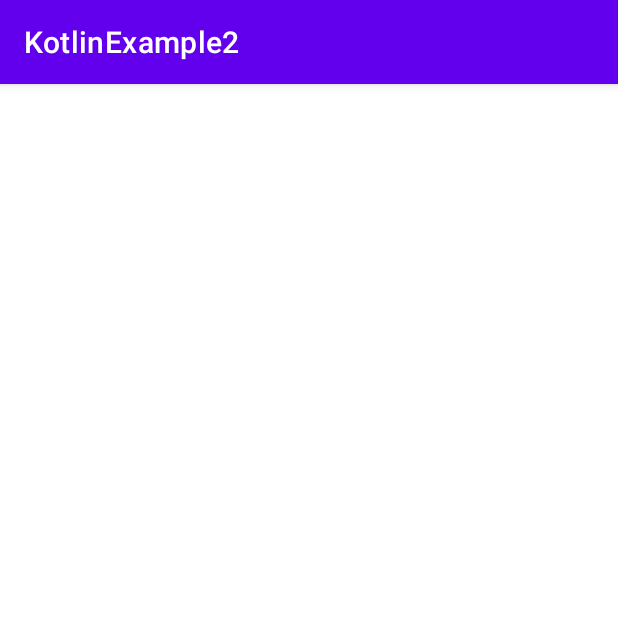
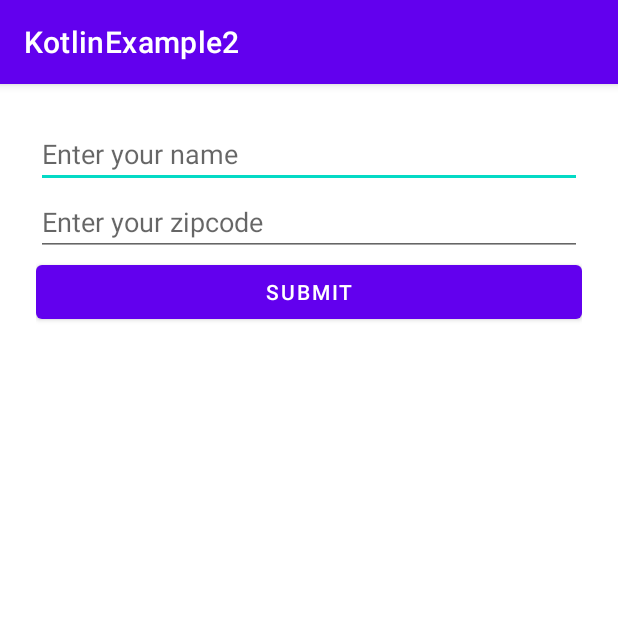
Before and after one commit to obaldwingeil/Mobile-ClassActivity9, an Android app: the screen it shows after launch (MainActivity), on a phone screen of 412 x 824 dp, the top half of it. Run offline under Robolectric (Android 15) with nearby library versions, the phone set to English and light mode, and no system bars; libraries missing offline, so code that uses them is left out: com.loopj.android, cz.msebera.android.

```diff
--- a/app/src/main/AndroidManifest.xml
+++ b/app/src/main/AndroidManifest.xml
@@ -1,6 +1,7 @@
 <?xml version="1.0" encoding="utf-8"?>
 <manifest xmlns:android="http://schemas.android.com/apk/res/android"
     package="com.example.kotlinexample2">
+    <uses-permission android:name="android.permission.INTERNET"/>
 
     <application
         android:allowBackup="true"
--- /dev/null
+++ b/app/src/main/java/com/example/kotlinexample2/FragmentOne.kt
@@ -0,0 +1,96 @@
+package com.example.kotlinexample2
+
+import android.os.Bundle
+import android.util.Log
+import android.view.LayoutInflater
+import android.view.View
+import android.view.ViewGroup
+import android.widget.Button
+import android.widget.EditText
+import android.widget.Toast
+import androidx.fragment.app.Fragment
+import androidx.fragment.app.activityViewModels
+import com.loopj.android.http.AsyncHttpClient
+import com.loopj.android.http.AsyncHttpResponseHandler
+import cz.msebera.android.httpclient.Header
+import org.json.JSONArray
+import org.json.JSONObject
+
+
+class FragmentOne : Fragment() {
+
+    // retrieve the ViewModel in the activity scope
+    private val viewModel: UserViewModel by activityViewModels()
+
+    private lateinit var editTextName: EditText
+    private lateinit var editTextZipCode: EditText
+    private lateinit var button: Button
+
+    private val api_root: String = "http://api.zippopotam.us/us/"
+    private val client: AsyncHttpClient = AsyncHttpClient()
+
+    override fun onCreateView(
+        inflater: LayoutInflater,
+        container: ViewGroup?,
+        savedInstanceState: Bundle?
+    ): View? {
+        val view = inflater.inflate(R.layout.fragment_one, container, false)
+        editTextName = view.findViewById(R.id.editText_name)
+        editTextZipCode = view.findViewById(R.id.editText_zip)
+        button = view.findViewById(R.id.button_submit)
+
+        // when button is clicked
+        // I want to update the user information in the view model with the new data
+
+        button.setOnClickListener{
+            // validate here
+            val zip = editTextZipCode.text.toString()
+            var valid = true
+            if (zip.length == 5){
+                for (i in zip){
+                    if (!i.isDigit()){
+                        valid = false
+                    }
+                }
+            }
+            else{
+                valid = false
+            }
+            if (valid){
+                callApi(zip)
+            }
+            else{
+                Toast.makeText(view.context, "Invalid zipcode",Toast.LENGTH_SHORT).show()
+            }
+        }
+        return view
+    }
+
+    fun callApi(zipcode:String){
+        var cityName: String = ""
+        val api_call = api_root + zipcode
+        client.get(api_call, object: AsyncHttpResponseHandler(){
+            override fun onSuccess(statusCode: Int, headers: Array<out Header>?, responseBody: ByteArray?) {
+                if (responseBody != null){
+                    Log.d("api", String(responseBody))
+                    val json = JSONObject(String(responseBody))
+                    Log.d("json", json.toString())
+                    val jsonArray = json.getJSONArray("places")
+                    Log.d("jsonArray", jsonArray.toString())
+                    val places = jsonArray.getJSONObject(0)
+                    Log.d("places", places.toString())
+                    cityName = places.getString("place name")
+                    Log.d("cityName", cityName)
+                    val userInfo = UserInformation(editTextName.text.toString(), editTextZipCode.text.toString(), cityName)
+                    viewModel.setInformation(userInfo)
+                }
+            }
+
+            override fun onFailure(statusCode: Int, headers: Array<out Header>?, responseBody: ByteArray?, error: Throwable?) {
+                Log.e("api error", responseBody.toString())
+            }
+
+        })
+    }
+
+}
--- /dev/null
+++ b/app/src/main/java/com/example/kotlinexample2/FragmentTwo.kt
@@ -0,0 +1,55 @@
+package com.example.kotlinexample2
+
+import android.os.Bundle
+import android.view.LayoutInflater
+import android.view.View
+import android.view.ViewGroup
+import android.widget.TextView
+import androidx.fragment.app.Fragment
+import androidx.fragment.app.activityViewModels
+import androidx.lifecycle.Observer
+import java.util.*
+
+class FragmentTwo : Fragment() {
+
+    private val viewModel:UserViewModel by activityViewModels()
+    private lateinit var textView: TextView
+
+    override fun onCreateView(
+        inflater: LayoutInflater,
+        container: ViewGroup?,
+        savedInstanceState: Bundle?
+    ): View? {
+        val view = inflater.inflate(R.layout.fragment_two, container, false)
+        textView = view.findViewById(R.id.text_view_two)
+
+        // call getinformation, which returns a mutable live data so that we can observe
+        // the live data to get changes
+        // then display the information in the UI
+
+        /**viewModel.getInformation().observe(viewLifecycleOwner, object:Observer<UserInformation>{
+
+            override fun onChanged(t: UserInformation?) {
+                if (t != null){
+                    textView.text = t.name + " : " + t.zipcode
+                }
+            }
+
+        })*/
+
+        viewModel.getInformation().observe(viewLifecycleOwner, Observer{
+            userInfo -> userInfo?.let{
+                textView.text = it.name + " : " + it.zipcode + ", " + it.cityName
+            }
+            println(userInfo)
+            // let - scope function
+            // the context object is available as an argument called "it"
+            // the return value is a lambda result
+
+            // ?. - safe call operator
+            // let only works with non-null objects
+        })
+
+        return view
+    }
+}
--- a/app/src/main/java/com/example/kotlinexample2/MainActivity.kt
+++ b/app/src/main/java/com/example/kotlinexample2/MainActivity.kt
@@ -7,5 +7,9 @@ class MainActivity : AppCompatActivity() {
     override fun onCreate(savedInstanceState: Bundle?) {
         super.onCreate(savedInstanceState)
         setContentView(R.layout.activity_main)
+
+        supportFragmentManager.beginTransaction().replace(R.id.fragContainer1, FragmentOne()).commit()
+
+        supportFragmentManager.beginTransaction().replace(R.id.fragContainer2, FragmentTwo()).commit()
     }
 }
--- /dev/null
+++ b/app/src/main/java/com/example/kotlinexample2/UserInformation.kt
@@ -0,0 +1,3 @@
+package com.example.kotlinexample2
+
+data class UserInformation (val name:String, val zipcode:String, val cityName:String)
--- /dev/null
+++ b/app/src/main/java/com/example/kotlinexample2/UserViewModel.kt
@@ -0,0 +1,21 @@
+package com.example.kotlinexample2
+
+import androidx.lifecycle.MutableLiveData
+import androidx.lifecycle.ViewModel
+
+class UserViewModel : ViewModel(){
+
+    // define a mutable live data to store the information
+    val userInformation = MutableLiveData<UserInformation>()
+    // Any -> any type
+
+
+    // write a get and set to get and update mutable live data
+    fun setInformation(info:UserInformation){
+        userInformation.value = info
+    }
+
+    fun getInformation() : MutableLiveData<UserInformation>{
+        return userInformation
+    }
+}
```
Also changed, not shown: app/build.gradle (+13 -0 lines).
